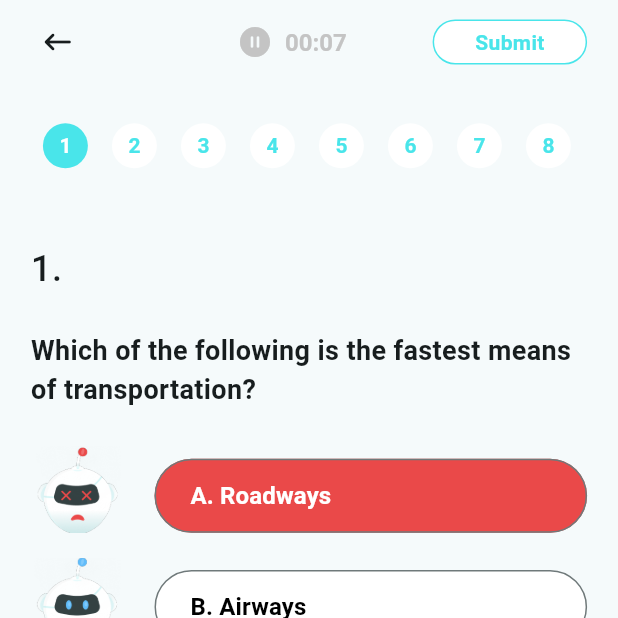
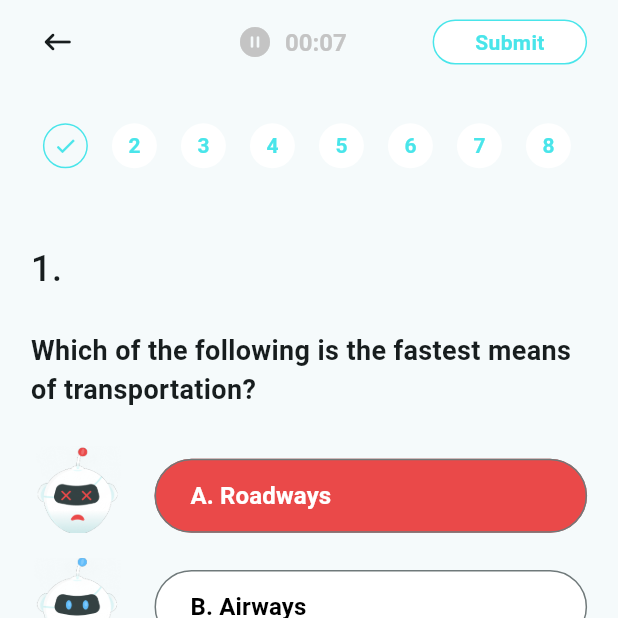
Before and after one commit to Adarshkumar167/quizpage, a Flutter app: the QuizPage screen opened directly, after a tap on an icon or button, on a phone screen of 412 x 824 dp, the top half of it. Run offline on Flutter 3.47's test engine with Material 2 defaults, Android fonts, the light colour scheme and no system bars; our stand-ins replace confetti.

Commit message:
forward_backward button

```diff
--- a/lib/quizpage.dart
+++ b/lib/quizpage.dart
@@ -122,7 +122,8 @@ class _QuizPageState extends State<QuizPage> {
               },
             );
           })
-          ]),
+        ],
+      ),
       body: Padding(
         padding: EdgeInsets.symmetric(
             horizontal: MediaQuery.of(context).size.width * 0.05),
@@ -139,20 +140,20 @@ class _QuizPageState extends State<QuizPage> {
                     final question = questions[index];
                     final number = question.id;
                     bool isSelected = false;
-                    bool isPreviousSelected = false;
                     if (selectedNumber == number) {
                       isSelected = true;
-                    } else if (selectedNumber > number) {
-                      isPreviousSelected = true;
                     }
                     BoxDecoration decoration;
                     Widget child;
-                    if (isPreviousSelected &&
-                        selectedOptionIndexes[number - 1] != -1) {
+
+                    bool isMarked =
+                        isSelected && selectedOptionIndexes[number - 1] != -1;
+                    if (isMarked) {
                       decoration = BoxDecoration(
                         shape: BoxShape.circle,
                         border: Border.all(
-                            color: const Color.fromRGBO(73, 229, 234, 1.0)),
+                          color: const Color.fromRGBO(73, 229, 234, 1.0),
+                        ),
                       );
                       child = const Icon(
                         Icons.check,
@@ -171,6 +172,18 @@ class _QuizPageState extends State<QuizPage> {
                           fontSize: 14,
                           fontWeight: FontWeight.bold,
                         ),
+                      );
+                    } else if (selectedOptionIndexes[number - 1] != -1) {
+                      decoration = BoxDecoration(
+                        shape: BoxShape.circle,
+                        border: Border.all(
+                          color: const Color.fromRGBO(73, 229, 234, 1.0),
+                        ),
+                      );
+                      child = const Icon(
+                        Icons.check,
+                        color: Color.fromRGBO(73, 229, 234, 1.0),
+                        size: 16,
                       );
                     } else {
                       decoration = const BoxDecoration(
```
Lines whose indentation alone changed are shown as unchanged.
